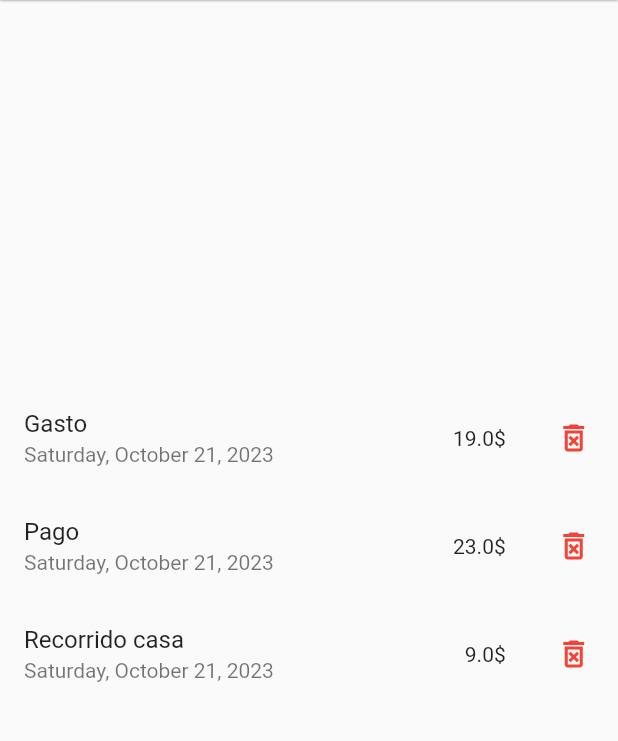
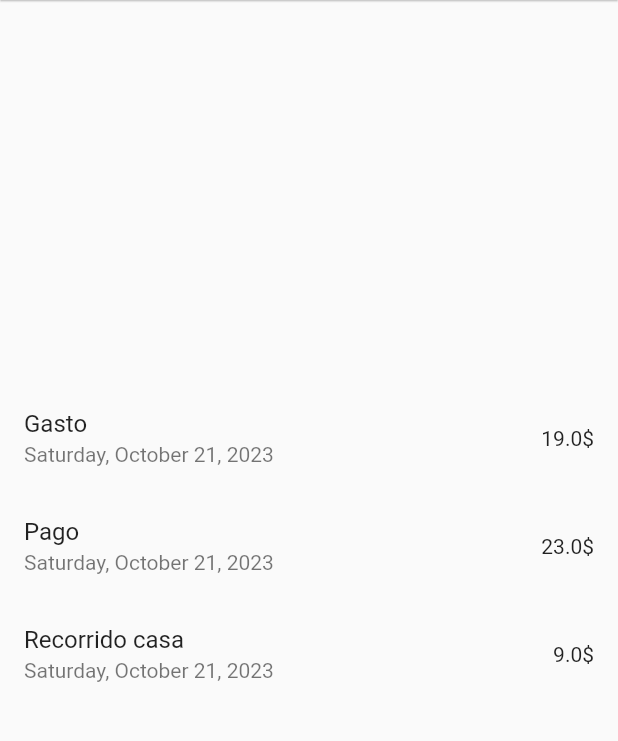
Before and after one commit to Nehemias-Munoz/expense_tracker-Flutter, a Flutter app: the screen it shows after launch, on a phone screen of 412 x 824 dp, the part 84-825 px from its top. Run offline on Flutter 3.47's test engine with Material 2 defaults, Android fonts, the phone set to English and light mode, and no system bars.

```diff
--- a/lib/views/home_view.dart
+++ b/lib/views/home_view.dart
@@ -29,6 +29,12 @@ class HomeView extends StatefulWidget {
 class _HomeViewState extends State<HomeView> {
   @override
   Widget build(BuildContext context) {
+    void removeExpense(ExpenseModel expense) {
+      setState(() {
+        widget.expenses.remove(expense);
+      });
+    }
+
     void addExpense(ExpenseModel expense) {
       setState(() {
         widget.expenses.add(expense);
@@ -69,9 +75,14 @@ class _HomeViewState extends State<HomeView> {
           Expanded(flex: 2, child: Center()),
           Expanded(
             flex: 4,
-            child: ExpensesList(
-              expenses: widget.expenses,
-            ),
+            child: widget.expenses.isEmpty
+                ? const Center(
+                    child: Text("No expense yet, please add some one."),
+                  )
+                : ExpensesList(
+                    removeExpense: removeExpense,
+                    expenses: widget.expenses,
+                  ),
           ),
         ],
       ),
--- a/lib/views/widgets/add_expense_form.dart
+++ b/lib/views/widgets/add_expense_form.dart
@@ -62,6 +62,8 @@ class _AddExpenseFormState extends State<AddExpenseForm> {
           category: Category.otro);
       widget.onAddExpense(newExpense);
     }
+    //Close modal after add expense
+    Navigator.pop(context);
   }
 
   String? _amountValidator(String? value) {
--- a/lib/views/widgets/expense_item.dart
+++ b/lib/views/widgets/expense_item.dart
@@ -1,3 +1,4 @@
+import 'package:expense_tracker/models/expense_model.dart';
 import 'package:flutter/material.dart';
 
 class ExpenseItem extends StatelessWidget {
@@ -5,8 +6,10 @@ class ExpenseItem extends StatelessWidget {
       {super.key,
       required this.title,
       required this.date,
-      required this.amount});
+      required this.amount,
+      required this.id});
 
+  final String id;
   final String title;
   final String date;
   final double amount;
@@ -16,28 +19,13 @@ class ExpenseItem extends StatelessWidget {
       child: Row(
         children: [
           Expanded(
-            flex: 6,
+            flex: 9,
             child: ListTile(
               title: Text(title),
               trailing: Text('$amount\$'),
               subtitle: Text(date),
             ),
           ),
-          Expanded(
-            flex: 1,
-            child: IconButton(
-              color: Colors.red,
-              onPressed: () {
-                showDialog(
-                  context: context,
-                  builder: (_) => AlertDialog(
-                      title: Text("Seguro desea eliminar?"),
-                      actions: [Text("Cancelar"), Text("Eliminar")]),
-                );
-              },
-              icon: const Icon(Icons.delete_forever_outlined),
-            ),
-          )
         ],
       ),
     );
--- a/lib/views/widgets/expenses_list.dart
+++ b/lib/views/widgets/expenses_list.dart
@@ -3,17 +3,25 @@ import 'package:expense_tracker/views/widgets/expense_item.dart';
 import 'package:flutter/material.dart';
 
 class ExpensesList extends StatelessWidget {
-  const ExpensesList({super.key, required this.expenses});
+  const ExpensesList(
+      {super.key, required this.expenses, required this.removeExpense});
   final List<ExpenseModel> expenses;
+  final Function(ExpenseModel expense) removeExpense;
+
   @override
   Widget build(BuildContext context) {
     return Container(
       child: ListView.builder(
         itemCount: expenses.length,
-        itemBuilder: (context, i) => ExpenseItem(
-          title: expenses[i].title,
-          amount: expenses[i].amount,
-          date: expenses[i].formattedDate,
+        itemBuilder: (context, i) => Dismissible(
+          key: Key(expenses[i].id),
+          onDismissed: (direction) => removeExpense(expenses[i]),
+          child: ExpenseItem(
+            id: expenses[i].id,
+            title: expenses[i].title,
+            amount: expenses[i].amount,
+            date: expenses[i].formattedDate,
+          ),
         ),
       ),
     );
```
